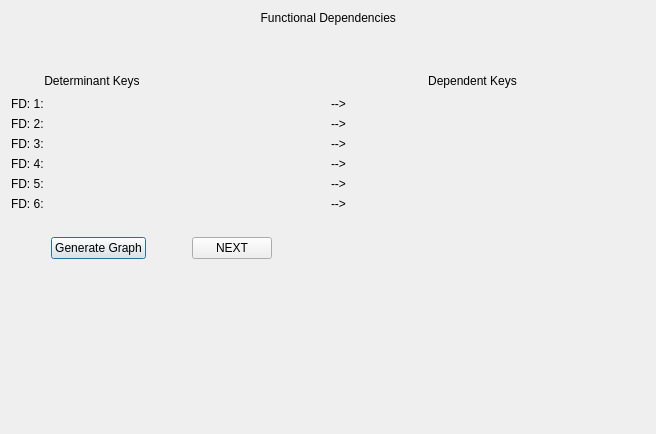
Old version of the form dialog_fd_display.ui in the repository shanidchamal/ADN.
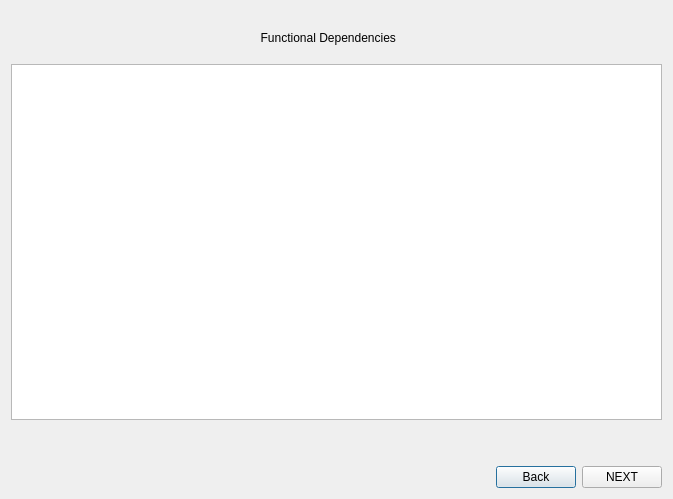
New version of the form.

Patch:
```diff
--- a/dialog_fd_display.ui
+++ b/dialog_fd_display.ui
@@ -6,281 +6,65 @@
    <rect>
     <x>0</x>
     <y>0</y>
-    <width>656</width>
-    <height>434</height>
+    <width>673</width>
+    <height>499</height>
    </rect>
   </property>
   <property name="windowTitle">
    <string>Dialog</string>
   </property>
-  <layout class="QGridLayout" name="gridLayout">
-   <item row="0" column="0">
+  <layout class="QVBoxLayout" name="verticalLayout_2">
+   <item>
+    <spacer name="verticalSpacer_2">
+     <property name="orientation">
+      <enum>Qt::Vertical</enum>
+     </property>
+     <property name="sizeType">
+      <enum>QSizePolicy::Fixed</enum>
+     </property>
+     <property name="sizeHint" stdset="0">
+      <size>
+       <width>20</width>
+       <height>20</height>
+      </size>
+     </property>
+    </spacer>
+   </item>
+   <item>
     <layout class="QVBoxLayout" name="verticalLayout">
      <item>
       <widget class="QLabel" name="label">
+       <property name="text">
+        <string>                                                                           Functional Dependencies</string>
+       </property>
+      </widget>
+     </item>
+     <item>
+      <spacer name="verticalSpacer_3">
+       <property name="orientation">
+        <enum>Qt::Vertical</enum>
+       </property>
+       <property name="sizeType">
+        <enum>QSizePolicy::Fixed</enum>
+       </property>
+       <property name="sizeHint" stdset="0">
+        <size>
+         <width>20</width>
+         <height>13</height>
+        </size>
+       </property>
+      </spacer>
+     </item>
+     <item>
+      <widget class="QTableWidget" name="tableFdView">
        <property name="sizePolicy">
-        <sizepolicy hsizetype="Fixed" vsizetype="Fixed">
+        <sizepolicy hsizetype="Expanding" vsizetype="Expanding">
          <horstretch>0</horstretch>
          <verstretch>0</verstretch>
         </sizepolicy>
        </property>
-       <property name="text">
-        <string>                                                                           Functional Dependencies</string>
-       </property>
       </widget>
      </item>
-     <item>
-      <spacer name="verticalSpacer_3">
-       <property name="orientation">
-        <enum>Qt::Vertical</enum>
-       </property>
-       <property name="sizeType">
-        <enum>QSizePolicy::Fixed</enum>
-       </property>
-       <property name="sizeHint" stdset="0">
-        <size>
-         <width>20</width>
-         <height>40</height>
-        </size>
-       </property>
-      </spacer>
-     </item>
-     <item>
-      <layout class="QHBoxLayout" name="horizontalLayout_2">
-       <item>
-        <widget class="QLabel" name="label_8">
-         <property name="sizePolicy">
-          <sizepolicy hsizetype="Fixed" vsizetype="Fixed">
-           <horstretch>0</horstretch>
-           <verstretch>0</verstretch>
-          </sizepolicy>
-         </property>
-         <property name="text">
-          <string>          Determinant Keys</string>
-         </property>
-        </widget>
-       </item>
-       <item>
-        <spacer name="horizontalSpacer_2">
-         <property name="orientation">
-          <enum>Qt::Horizontal</enum>
-         </property>
-         <property name="sizeHint" stdset="0">
-          <size>
-           <width>40</width>
-           <height>20</height>
-          </size>
-         </property>
-        </spacer>
-       </item>
-       <item>
-        <widget class="QLabel" name="label_15">
-         <property name="sizePolicy">
-          <sizepolicy hsizetype="Fixed" vsizetype="Fixed">
-           <horstretch>0</horstretch>
-           <verstretch>0</verstretch>
-          </sizepolicy>
-         </property>
-         <property name="text">
-          <string>                                              Dependent Keys</string>
-         </property>
-        </widget>
-       </item>
-       <item>
-        <spacer name="horizontalSpacer_4">
-         <property name="orientation">
-          <enum>Qt::Horizontal</enum>
-         </property>
-         <property name="sizeHint" stdset="0">
-          <size>
-           <width>40</width>
-           <height>20</height>
-          </size>
-         </property>
-        </spacer>
-       </item>
-      </layout>
-     </item>
-     <item>
-      <layout class="QHBoxLayout" name="horizontalLayout_3">
-       <item>
-        <layout class="QFormLayout" name="formLayout">
-         <item row="0" column="0">
-          <widget class="QLabel" name="label_2">
-           <property name="text">
-            <string>FD: 1:</string>
-           </property>
-          </widget>
-         </item>
-         <item row="0" column="1">
-          <widget class="QLabel" name="label_9">
-           <property name="text">
-            <string/>
-           </property>
-          </widget>
-         </item>
-         <item row="1" column="0">
-          <widget class="QLabel" name="label_3">
-           <property name="text">
-            <string>FD: 2:</string>
-           </property>
-          </widget>
-         </item>
-         <item row="1" column="1">
-          <widget class="QLabel" name="label_10">
-           <property name="text">
-            <string/>
-           </property>
-          </widget>
-         </item>
-         <item row="2" column="0">
-          <widget class="QLabel" name="label_4">
-           <property name="text">
-            <string>FD: 3:</string>
-           </property>
-          </widget>
-         </item>
-         <item row="2" column="1">
-          <widget class="QLabel" name="label_11">
-           <property name="text">
-            <string/>
-           </property>
-          </widget>
-         </item>
-         <item row="3" column="0">
-          <widget class="QLabel" name="label_5">
-           <property name="text">
-            <string>FD: 4:</string>
-           </property>
-          </widget>
-         </item>
-         <item row="3" column="1">
-          <widget class="QLabel" name="label_12">
-           <property name="text">
-            <string/>
-           </property>
-          </widget>
-         </item>
-         <item row="4" column="0">
-          <widget class="QLabel" name="label_6">
-           <property name="text">
-            <string>FD: 5:</string>
-           </property>
-          </widget>
-         </item>
-         <item row="4" column="1">
-          <widget class="QLabel" name="label_13">
-           <property name="text">
-            <string/>
-           </property>
-          </widget>
-         </item>
-         <item row="5" column="0">
-          <widget class="QLabel" name="label_7">
-           <property name="text">
-            <string>FD: 6:</string>
-           </property>
-          </widget>
-         </item>
-         <item row="5" column="1">
-          <widget class="QLabel" name="label_14">
-           <property name="text">
-            <string/>
-           </property>
-          </widget>
-         </item>
-        </layout>
-       </item>
-       <item>
-        <layout class="QFormLayout" name="formLayout_2">
-         <item row="0" column="1">
-          <widget class="QLabel" name="label_22">
-           <property name="text">
-            <string/>
-           </property>
-          </widget>
-         </item>
-         <item row="1" column="1">
-          <widget class="QLabel" name="label_23">
-           <property name="text">
-            <string/>
-           </property>
-          </widget>
-         </item>
-         <item row="2" column="1">
-          <widget class="QLabel" name="label_24">
-           <property name="text">
-            <string/>
-           </property>
-          </widget>
-         </item>
-         <item row="3" column="1">
-          <widget class="QLabel" name="label_25">
-           <property name="text">
-            <string/>
-           </property>
-          </widget>
-         </item>
-         <item row="4" column="1">
-          <widget class="QLabel" name="label_26">
-           <property name="text">
-            <string/>
-           </property>
-          </widget>
-         </item>
-         <item row="5" column="1">
-          <widget class="QLabel" name="label_27">
-           <property name="text">
-            <string/>
-           </property>
-          </widget>
-         </item>
-         <item row="1" column="0">
-          <widget class="QLabel" name="label_19">
-           <property name="text">
-            <string>--&gt;</string>
-           </property>
-          </widget>
-         </item>
-         <item row="2" column="0">
-          <widget class="QLabel" name="label_20">
-           <property name="text">
-            <string>--&gt;</string>
-           </property>
-          </widget>
-         </item>
-         <item row="3" column="0">
-          <widget class="QLabel" name="label_21">
-           <property name="text">
-            <string>--&gt;</string>
-           </property>
-          </widget>
-         </item>
-         <item row="4" column="0">
-          <widget class="QLabel" name="label_29">
-           <property name="text">
-            <string>--&gt;</string>
-           </property>
-          </widget>
-         </item>
-         <item row="5" column="0">
-          <widget class="QLabel" name="label_30">
-           <property name="text">
-            <string>--&gt;</string>
-           </property>
-          </widget>
-         </item>
-         <item row="0" column="0">
-          <widget class="QLabel" name="label_28">
-           <property name="text">
-            <string>--&gt;</string>
-           </property>
-          </widget>
-         </item>
-        </layout>
-       </item>
-      </layout>
-     </item>
      <item>
       <spacer name="verticalSpacer">
        <property name="orientation">
@@ -292,7 +76,7 @@
        <property name="sizeHint" stdset="0">
         <size>
          <width>20</width>
-         <height>20</height>
+         <height>40</height>
         </size>
        </property>
       </spacer>
@@ -304,9 +88,6 @@
          <property name="orientation">
           <enum>Qt::Horizontal</enum>
          </property>
-         <property name="sizeType">
-          <enum>QSizePolicy::Fixed</enum>
-         </property>
          <property name="sizeHint" stdset="0">
           <size>
            <width>40</width>
@@ -316,28 +97,12 @@
         </spacer>
        </item>
        <item>
-        <widget class="QPushButton" name="graph_Button">
+        <widget class="QPushButton" name="backButton">
          <property name="text">
-          <string>Generate Graph</string>
+          <string>Back</string>
          </property>
         </widget>
        </item>
-       <item>
-        <spacer name="horizontalSpacer_5">
-         <property name="orientation">
-          <enum>Qt::Horizontal</enum>
-         </property>
-         <property name="sizeType">
-          <enum>QSizePolicy::Fixed</enum>
-         </property>
-         <property name="sizeHint" stdset="0">
-          <size>
-           <width>40</width>
-           <height>20</height>
-          </size>
-         </property>
-        </spacer>
-       </item>
        <item>
         <widget class="QPushButton" name="nextButton">
          <property name="text">
@@ -345,36 +110,10 @@
          </property>
         </widget>
        </item>
-       <item>
-        <spacer name="horizontalSpacer_3">
-         <property name="orientation">
-          <enum>Qt::Horizontal</enum>
-         </property>
-         <property name="sizeHint" stdset="0">
-          <size>
-           <width>40</width>
-           <height>20</height>
-          </size>
-         </property>
-        </spacer>
-       </item>
       </layout>
      </item>
     </layout>
    </item>
-   <item row="1" column="0">
-    <spacer name="verticalSpacer_2">
-     <property name="orientation">
-      <enum>Qt::Vertical</enum>
-     </property>
-     <property name="sizeHint" stdset="0">
-      <size>
-       <width>20</width>
-       <height>40</height>
-      </size>
-     </property>
-    </spacer>
-   </item>
   </layout>
  </widget>
  <resources/>
```
